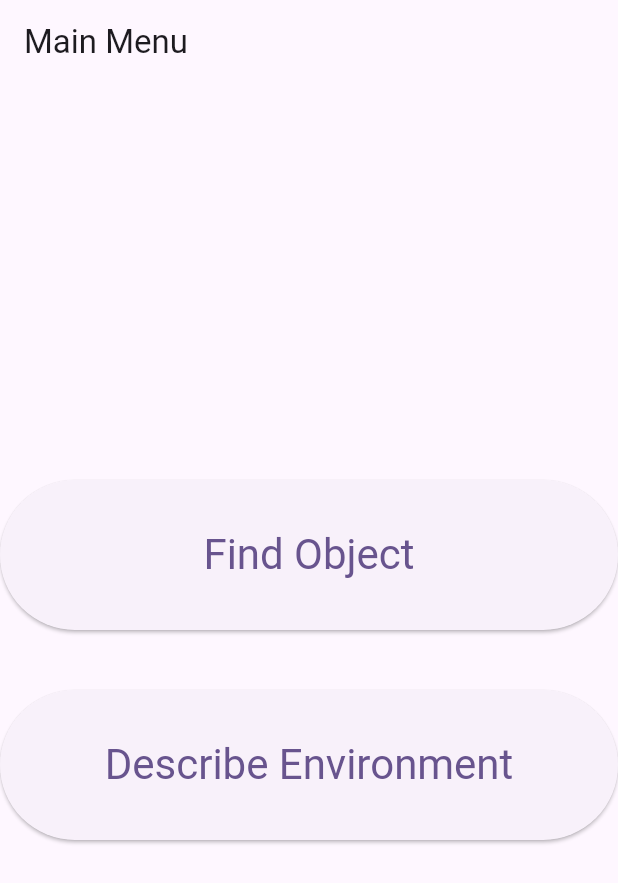
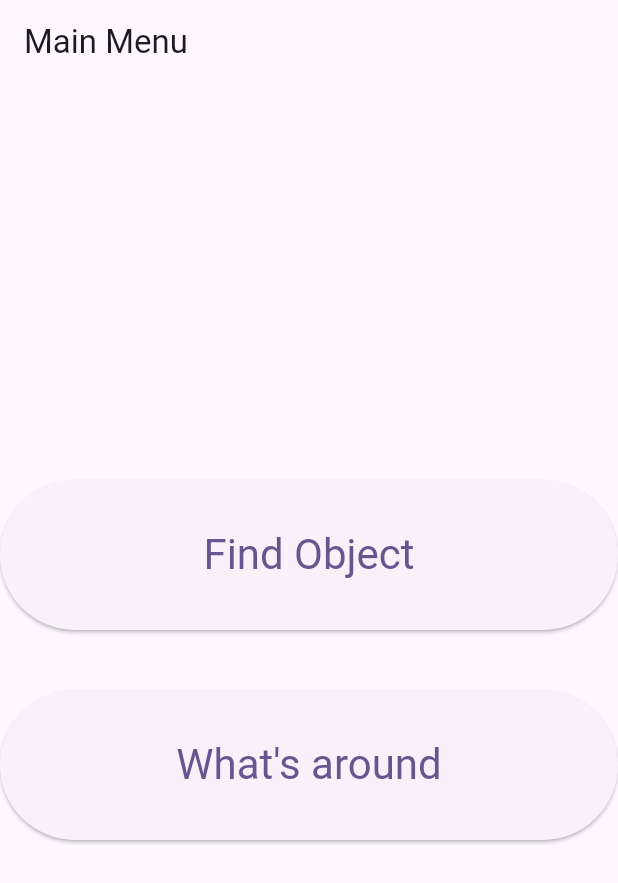
Before and after one commit to SauronVan/-Object_Detection_android, a Flutter app: the screen it shows after launch, on a phone screen of 412 x 824 dp. Shown: the top 883 px of the screen. Run offline on Flutter 3.47's test engine with Material 3 defaults, Android fonts, the phone set to English and light mode, and no system bars; our stand-ins replace flutter_tts, get, permission_handler, speech_to_text, vibration; missing offline and left inert: ultralytics_yolo.

Commit message:
update main

```diff
--- a/lib/main.dart
+++ b/lib/main.dart
@@ -71,7 +71,7 @@ class MainMenu extends StatelessWidget {
                     ),
                   );
                 },
-                child: const Text("Describe Environment"),
+                child: const Text("What's around"),
               ),
             ),
           ],
@@ -95,7 +95,6 @@ class CameraViewWithBackButton extends StatelessWidget {
             left: 20,
             child: FloatingActionButton(
               onPressed: () {
-                // Clear target before returning
                 final scanController = Get.find<ScanController>();
                 scanController.clearTarget();
                 Navigator.pop(context);
@@ -124,7 +123,6 @@ class CameraDetectWithBackButton extends StatelessWidget {
             left: 20,
             child: FloatingActionButton(
               onPressed: () {
-                // Clear target before returning
                 final scanController = Get.find<ScanController>();
                 scanController.clearTarget();
                 Navigator.pop(context);
```
